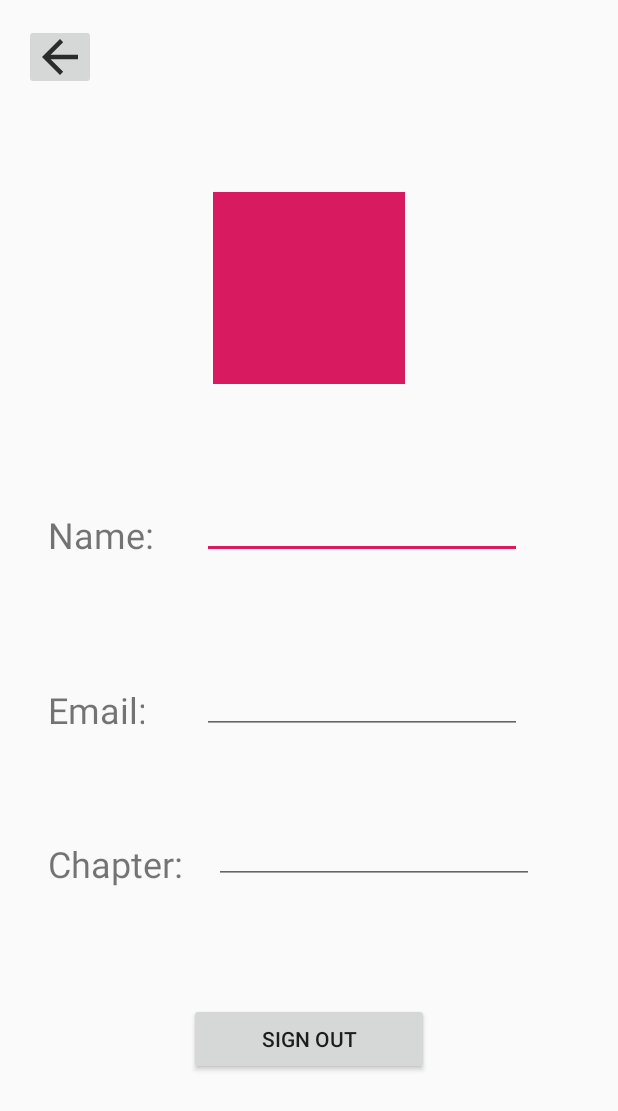
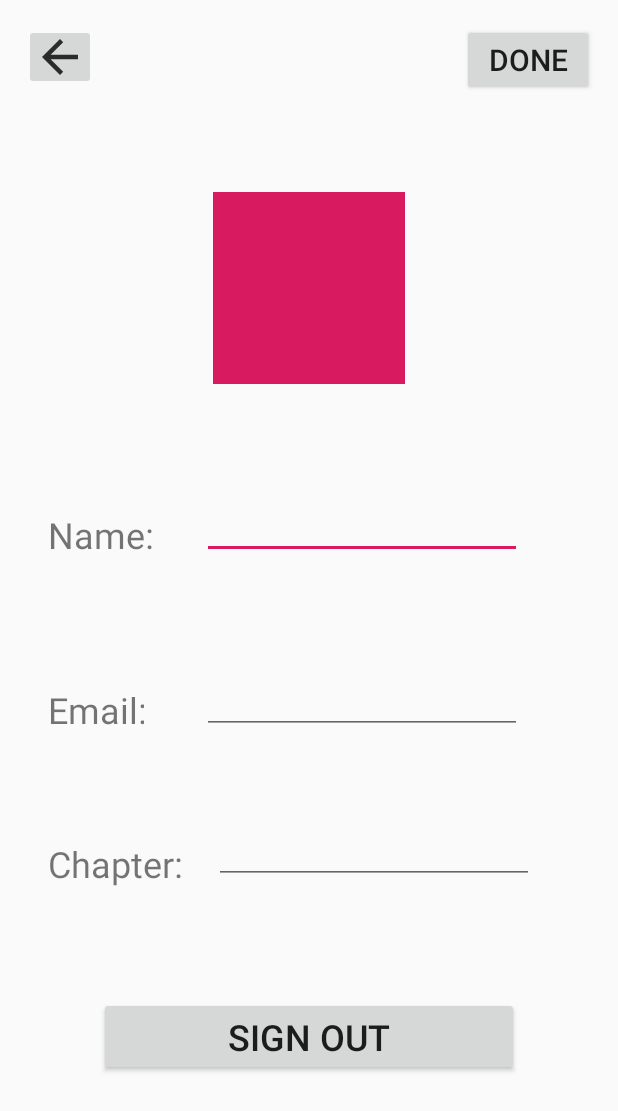
Before and after one commit to EylamTagor/HHS-FBLA-MAD-2020, an Android app: the layout activity_profile.xml on its own in the app's theme, with its tools: preview values and no code run, on a phone screen of 412 x 824 dp. Shown: the top 1111 px of the screen. Run offline under Robolectric (Android 15) with nearby library versions, the phone set to English and light mode, and no system bars.

Commit message:
finish profile page

```diff
--- a/app/src/main/java/com/hhsfbla/mad/activities/AddEventActivity.java
+++ b/app/src/main/java/com/hhsfbla/mad/activities/AddEventActivity.java
@@ -9,6 +9,7 @@ import android.view.View;
 import android.widget.Button;
 import android.widget.EditText;
 import android.widget.ImageButton;
+import android.widget.ImageView;
 
 import com.hhsfbla.mad.R;
 
@@ -23,6 +24,7 @@ public class AddEventActivity extends AppCompatActivity {
     private EditText timeEditTxt;
     private EditText locaEditTxt;
     private EditText descrEditTxt;
+    private ImageView imageView;
 
     @Override
     protected void onCreate(Bundle savedInstanceState) {
@@ -36,6 +38,7 @@ public class AddEventActivity extends AppCompatActivity {
         timeEditTxt = findViewById(R.id.timeEditTxt);
         locaEditTxt = findViewById(R.id.locaEditTxt);
         descrEditTxt = findViewById(R.id.descrEditTxt);
+        imageView = findViewById(R.id.imageView);
 
 
         backBtn2.setOnClickListener(new View.OnClickListener() {
--- a/app/src/main/java/com/hhsfbla/mad/activities/LoginActivity.java
+++ b/app/src/main/java/com/hhsfbla/mad/activities/LoginActivity.java
@@ -206,9 +206,7 @@ public class LoginActivity extends AppCompatActivity {
     private void sendtoSignup() {
         Log.d(TAG, "sendtosignup");
         fuser = mAuth.getCurrentUser();
-        //Intent intent = new Intent(LoginActivity.this, SignupActivity.class);
-
-        Intent intent = new Intent(LoginActivity.this, HomeActivity.class);
+        Intent intent = new Intent(LoginActivity.this, SignupActivity.class);
         startActivity(intent);
         finish();
     }
--- a/app/src/main/res/layout/activity_add_event.xml
+++ b/app/src/main/res/layout/activity_add_event.xml
@@ -77,9 +77,11 @@
         android:layout_height="64dp"
         android:layout_marginStart="64dp"
         android:layout_marginTop="32dp"
+        android:visibility="visible"
         app:layout_constraintStart_toStartOf="parent"
         app:layout_constraintTop_toBottomOf="@+id/nameTxtView"
-        tools:srcCompat="@tools:sample/avatars[14]" />
+        tools:srcCompat="@color/colorGray"
+        tools:visibility="visible" />
 
     <Button
         android:id="@+id/editBtn"
--- a/app/src/main/res/layout/activity_profile.xml
+++ b/app/src/main/res/layout/activity_profile.xml
@@ -109,6 +109,7 @@
         android:layout_height="wrap_content"
         android:ems="10"
         android:text="Sign Out"
+        android:textSize="24sp"
         app:layout_constraintBottom_toBottomOf="parent"
         app:layout_constraintTop_toTopOf="parent"
         app:layout_constraintEnd_toEndOf="parent"
@@ -116,4 +117,17 @@
         app:layout_constraintVertical_bias="0.862"
         tools:layout_editor_absoluteX="124dp" />
 
+    <Button
+        android:id="@+id/doneBtn2"
+        android:layout_width="wrap_content"
+        android:layout_height="wrap_content"
+        android:layout_marginEnd="16dp"
+        android:layout_marginTop="16dp"
+        android:text="Done"
+        android:textSize="20sp"
+        app:layout_constraintTop_toTopOf="parent"
+        app:layout_constraintEnd_toEndOf="parent"
+        tools:layout_editor_absoluteX="289dp"
+        tools:layout_editor_absoluteY="24dp" />
+
 </androidx.constraintlayout.widget.ConstraintLayout>
--- a/app/src/main/res/layout/activity_signup.xml
+++ b/app/src/main/res/layout/activity_signup.xml
@@ -80,13 +80,13 @@
         android:id="@+id/okBtn"
         android:layout_width="wrap_content"
         android:layout_height="wrap_content"
-        android:layout_marginStart="163dp"
-        android:layout_marginEnd="160dp"
         android:text="@android:string/ok"
         app:layout_constraintBottom_toBottomOf="parent"
         app:layout_constraintEnd_toEndOf="parent"
+        app:layout_constraintHorizontal_bias="0.498"
         app:layout_constraintStart_toStartOf="parent"
-        app:layout_constraintTop_toBottomOf="@+id/nameEditTxt" />
+        app:layout_constraintTop_toTopOf="parent"
+        app:layout_constraintVertical_bias="0.499" />
 
     <TextView
         android:id="@+id/find_chapter_text"
--- a/app/src/main/res/values/colors.xml
+++ b/app/src/main/res/values/colors.xml
@@ -3,4 +3,6 @@
     <color name="colorPrimary">#008577</color>
     <color name="colorPrimaryDark">#00574B</color>
     <color name="colorAccent">#D81B60</color>
+    <color name="colorGray">#999999</color>
+
 </resources>
```
Also changed, not shown: app/src/main/java/com/hhsfbla/mad/activities/HomeActivity.java (+12 -6 lines), app/src/main/java/com/hhsfbla/mad/activities/ProfileActivity.java (+22 -8 lines).
